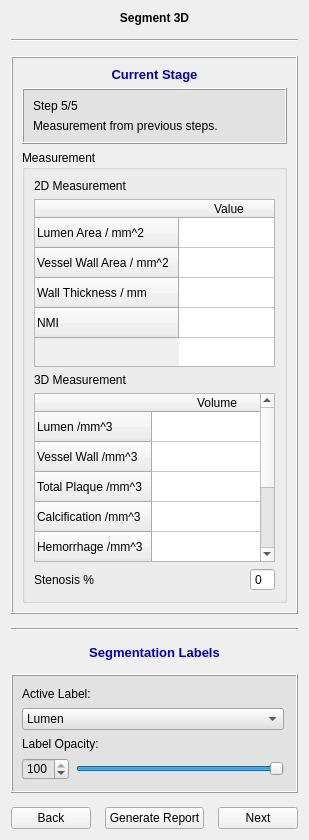
First picture: the form in codes/Module/ModuleWidget.ui, repository wuzhuobin/PlaqueQuant, before the edit.
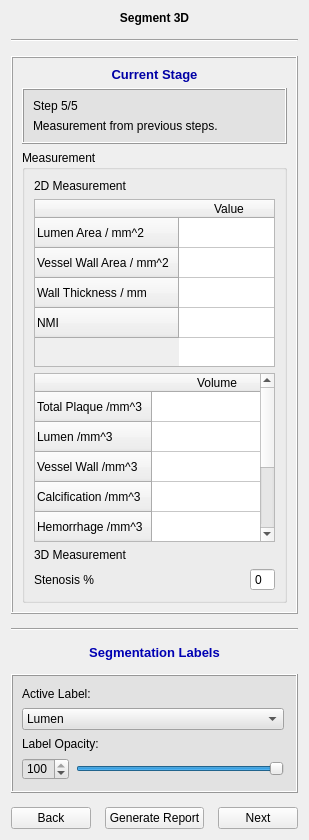
Second picture: the form after the edit. Icons and pictures are not drawn.

Commit message: 3d Measurement completed  Changes to be committed: 	modified:   codes/MeasurementFor3D/MeasurementFor3D.cxx 	modified:   codes/Module/ModuleWidget.cxx 	modified:   codes/Module/ModuleWidget.h 	modified:   codes/Module/ModuleWidget.ui 	modified:   codes/core/MainWindow.cxx 	modified:   codes/core/MainWindow.h

The edit to the form file:
```diff
--- a/codes/Module/ModuleWidget.ui
+++ b/codes/Module/ModuleWidget.ui
@@ -6,7 +6,7 @@
    <rect>
     <x>0</x>
     <y>0</y>
-    <width>300</width>
+    <width>302</width>
     <height>840</height>
    </rect>
   </property>
@@ -892,18 +892,16 @@
             </column>
            </widget>
           </item>
-          <item>
-           <widget class="QLabel" name="label_3">
-            <property name="text">
-             <string>3D Measurement</string>
-            </property>
-           </widget>
-          </item>
           <item>
            <widget class="QTableWidget" name="measurement3DTableWidget">
             <attribute name="horizontalHeaderDefaultSectionSize">
              <number>130</number>
             </attribute>
+            <row>
+             <property name="text">
+              <string>Total Plaque /mm^3</string>
+             </property>
+            </row>
             <row>
              <property name="text">
               <string>Lumen /mm^3</string>
@@ -914,11 +912,6 @@
               <string>Vessel Wall /mm^3</string>
              </property>
             </row>
-            <row>
-             <property name="text">
-              <string>Total Plaque /mm^3</string>
-             </property>
-            </row>
             <row>
              <property name="text">
               <string>Calcification /mm^3</string>
@@ -946,6 +939,13 @@
             </column>
            </widget>
           </item>
+          <item>
+           <widget class="QLabel" name="label_3">
+            <property name="text">
+             <string>3D Measurement</string>
+            </property>
+           </widget>
+          </item>
           <item>
            <layout class="QHBoxLayout" name="horizontalLayout_2">
             <property name="bottomMargin">
```
Left out of the diff: 2 changed lines with no effect on the pictures. The commit also changes 5 other files.
